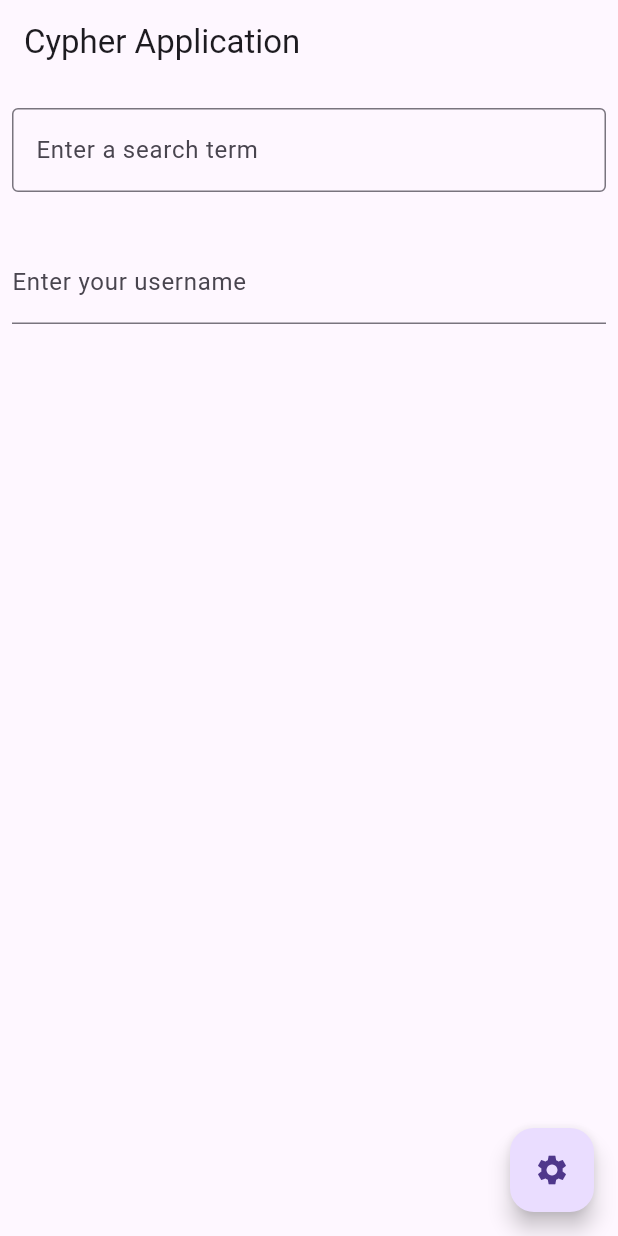
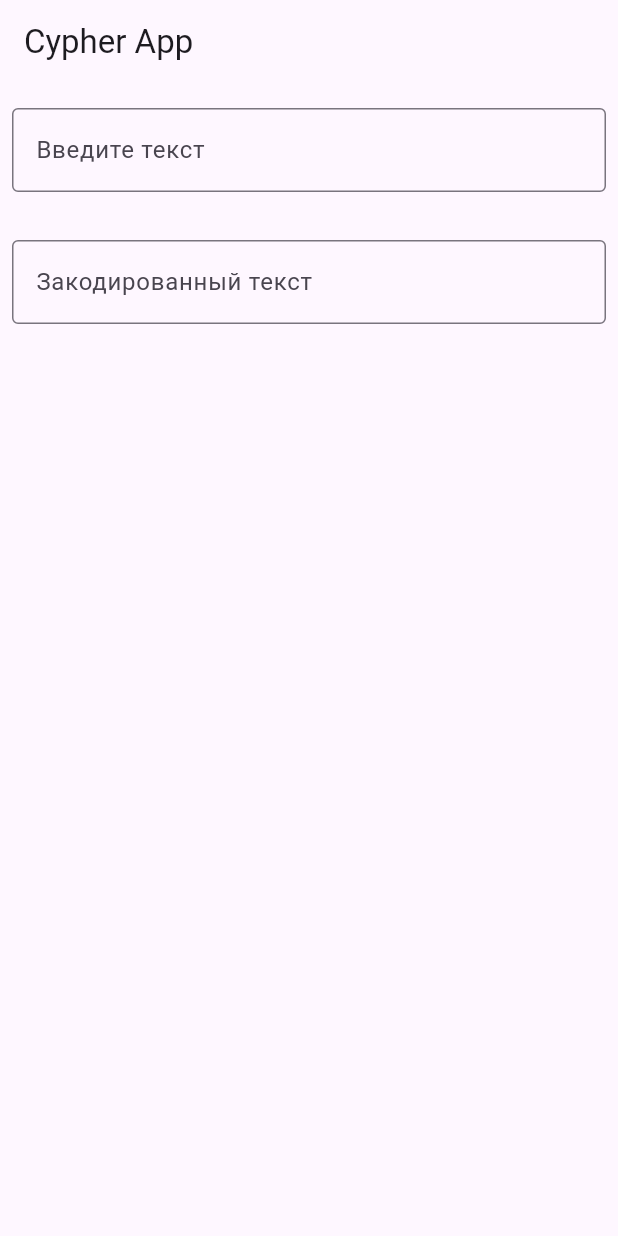
Before and after one commit to OlehZym/cypher_app, a Flutter app: the screen it shows after launch, on a phone screen of 412 x 824 dp. Run offline on Flutter 3.47's test engine with Material 3 defaults, Android fonts, the light colour scheme and no system bars.

Commit message:
Cypher done

```diff
--- a/lib/main.dart
+++ b/lib/main.dart
@@ -1,107 +1,71 @@
 import 'package:flutter/material.dart';
 
-void main() => runApp(const FloatingActionButtonExampleApp());
+void main() => runApp(const MyApp());
 
-// class MyApp extends StatelessWidget {
-//   const MyApp({super.key});
+class MyApp extends StatelessWidget {
+  const MyApp({super.key});
 
-//   @override
-//   Widget build(BuildContext context) {
-//     const appTitle = 'Form Styling Demo';
-//     return MaterialApp(
-//       title: appTitle,
-//       home: Scaffold(
-//         appBar: AppBar(
-//           title: const Text(appTitle),
-//         ),
-//         body: const MyCustomForm(),
-//       ),
-//     );
-//   }
-// }
+  @override
+  Widget build(BuildContext context) {
+    const appTitle = 'Cypher App';
+    return MaterialApp(
+      title: appTitle,
+      home: Scaffold(
+        appBar: AppBar(
+          title: const Text(appTitle),
+       //   backgroundColor: Color.fromARGB(255, 223, 248, 248),
+         ),
+        body: MyHomePage(),
+      ),
+    );
+  }
+}
 
-class MyCustomForm extends StatelessWidget {
-  const MyCustomForm({super.key});
+class MyHomePage extends StatelessWidget {
+  MyHomePage({super.key});
+  final controller = TextEditingController();
+  final int shift = 5;
+  //int symbol = - ;
 
   @override
   Widget build(BuildContext context) {
     return Column(
       crossAxisAlignment: CrossAxisAlignment.start,
       children: <Widget>[
-        const Padding(
-          padding: EdgeInsets.symmetric(horizontal: 8, vertical: 16),
-          child: TextField(
-            decoration: InputDecoration(
+        Padding(
+          padding: const EdgeInsets.symmetric(horizontal: 8, vertical: 16),
+          child: TextFormField(
+            onChanged: (value) => {controller.text = cypherValue(value)},
+            decoration: const InputDecoration(
               border: OutlineInputBorder(),
-              hintText: 'Enter a search term',
+              labelText: 'Введите текст',
             ),
           ),
         ),
         Padding(
           padding: const EdgeInsets.symmetric(horizontal: 8, vertical: 16),
-          child: TextFormField(
+          child: TextField(
+            controller: controller,
+            readOnly: true,
             decoration: const InputDecoration(
-              border: UnderlineInputBorder(),
-              labelText: 'Enter your username',
+              border: OutlineInputBorder(),
+              labelText: 'Закодированный текст',
             ),
           ),
         ),
       ],
     );
   }
-}
 
+  String cypherValue(String value) {
+    String result = '';
+    for (var i = 0; i < value.length; i++) {
+      String letter = value[i];
+      int code = letter.codeUnitAt(0);
+      int newCode = code + shift;
+      result += String.fromCharCode(newCode);
+    }
 
-class FloatingActionButtonExampleApp extends StatelessWidget {
-  const FloatingActionButtonExampleApp({super.key});
-
-  @override
-  Widget build(BuildContext context) {
-    return MaterialApp(
-      theme: ThemeData(useMaterial3: true),
-      home: const FloatingActionButtonExample(),
-    );
+    return result;
   }
 }
-
-class FloatingActionButtonExample extends StatefulWidget {
-  const FloatingActionButtonExample({super.key});
-
-  @override
-  State<FloatingActionButtonExample> createState() =>
-      _FloatingActionButtonExampleState();
-}
-
-class _FloatingActionButtonExampleState
-    extends State<FloatingActionButtonExample> {
-  // The FAB's foregroundColor, backgroundColor, and shape
-  static const List<(Color?, Color? background, ShapeBorder?)> customizations =
-      <(Color?, Color?, ShapeBorder?)>[
-    (null, null, null), // The FAB uses its default for null parameters.
-    (null, Colors.green, null),
-    (Colors.white, Colors.green, null),
-    (Colors.white, Colors.green, CircleBorder()),
-  ];
-  int index = 0; // Selects the customization.
-
-  @override
-  Widget build(BuildContext context) {
-    return Scaffold(
-      appBar: AppBar(
-        title: const Text('Cypher Application'),
-      ),
-      body: const Center(child: MyCustomForm()),
-      floatingActionButton: FloatingActionButton(
-        onPressed: () {
-          setState(() {
-            index = (index + 1) % customizations.length;
-          });
-        },
-        foregroundColor: customizations[index].$1,
-        backgroundColor: customizations[index].$2,
-        shape: customizations[index].$3,
-        child: const Icon(Icons.settings),
-      ),
-    );
-  }
-}
```
